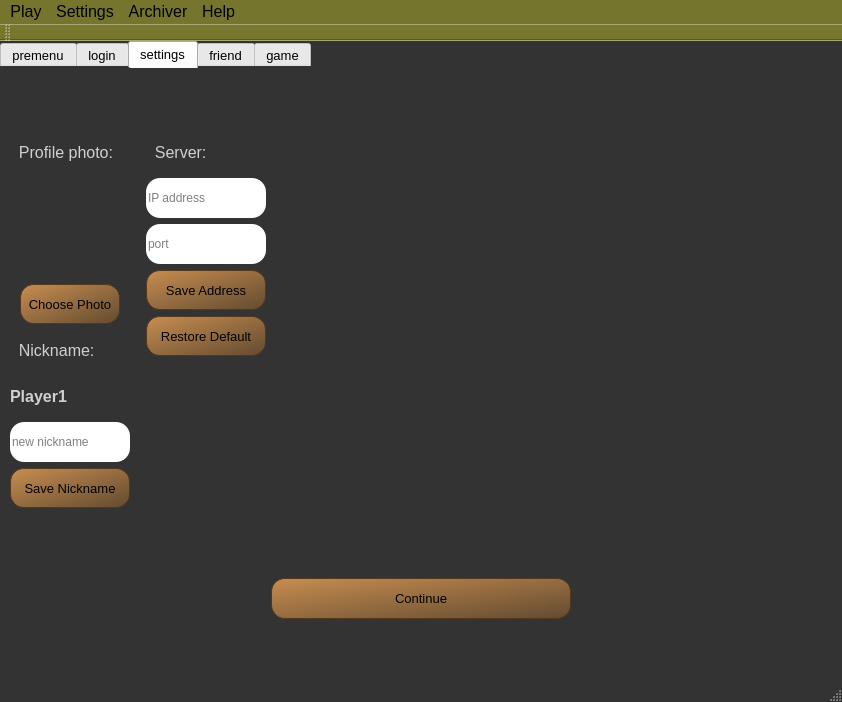
Above: app/mainwindow.ui from redmms/mercury_chess before the change. Below: the same form after it.
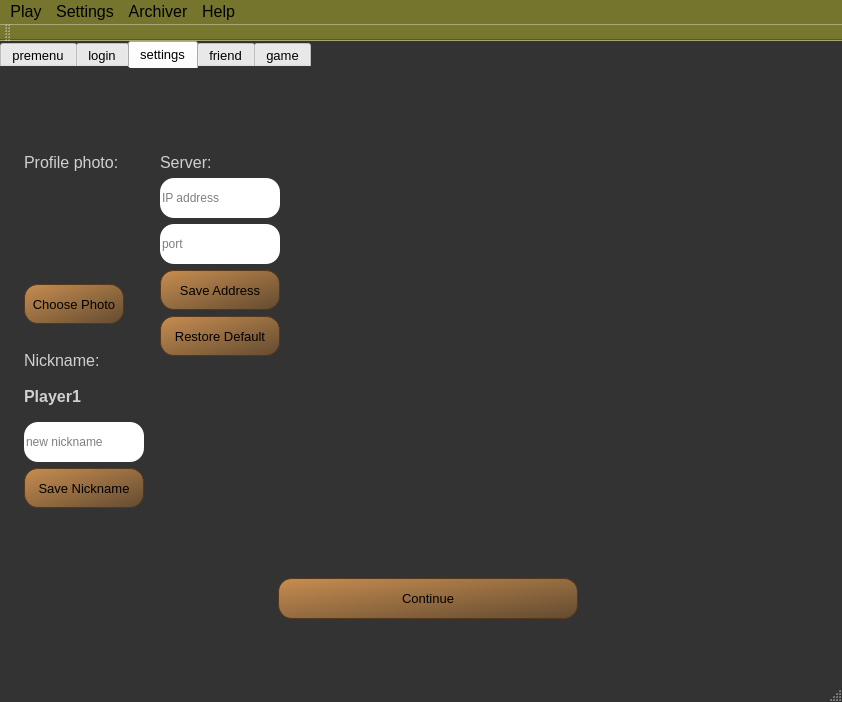
That is the form after the change. The open tabs and pages were chosen to show the change. Icons and pictures are not drawn.

Commit message: Check that all dialogs and message boxes use the same icon

What changed in the file:
```diff
--- a/app/mainwindow.ui
+++ b/app/mainwindow.ui
@@ -1833,7 +1833,7 @@
        </attribute>
        <layout class="QGridLayout" name="gridLayout_2" rowstretch="3,1" columnstretch="0,0,0" columnminimumwidth="0,0,0">
         <property name="leftMargin">
-         <number>0</number>
+         <number>14</number>
         </property>
         <property name="topMargin">
          <number>0</number>
@@ -1917,11 +1917,14 @@
                </font>
               </property>
               <property name="text">
-               <string>  Profile photo:</string>
+               <string>Profile photo:</string>
+              </property>
+              <property name="alignment">
+               <set>Qt::AlignBottom|Qt::AlignLeading|Qt::AlignLeft</set>
               </property>
              </widget>
             </item>
-            <item alignment="Qt::AlignHCenter">
+            <item alignment="Qt::AlignLeft">
              <widget class="QLabel" name="profile_avatar">
               <property name="minimumSize">
                <size>
@@ -1964,7 +1967,7 @@
               </property>
              </widget>
             </item>
-            <item alignment="Qt::AlignHCenter">
+            <item alignment="Qt::AlignLeft">
              <widget class="QPushButton" name="change_photo_button">
               <property name="sizePolicy">
                <sizepolicy hsizetype="Fixed" vsizetype="Fixed">
@@ -2260,7 +2263,10 @@
                </font>
               </property>
               <property name="text">
-               <string>  Nickname:</string>
+               <string>Nickname:</string>
+              </property>
+              <property name="alignment">
+               <set>Qt::AlignBottom|Qt::AlignLeading|Qt::AlignLeft</set>
               </property>
              </widget>
             </item>
@@ -2676,7 +2682,10 @@
                </font>
               </property>
               <property name="text">
-               <string>  Server:</string>
+               <string>Server:</string>
+              </property>
+              <property name="alignment">
+               <set>Qt::AlignBottom|Qt::AlignLeading|Qt::AlignLeft</set>
               </property>
              </widget>
             </item>
```
Left out of the diff: 12 changed lines with no effect on the pictures. The commit also changes 5 other files.
